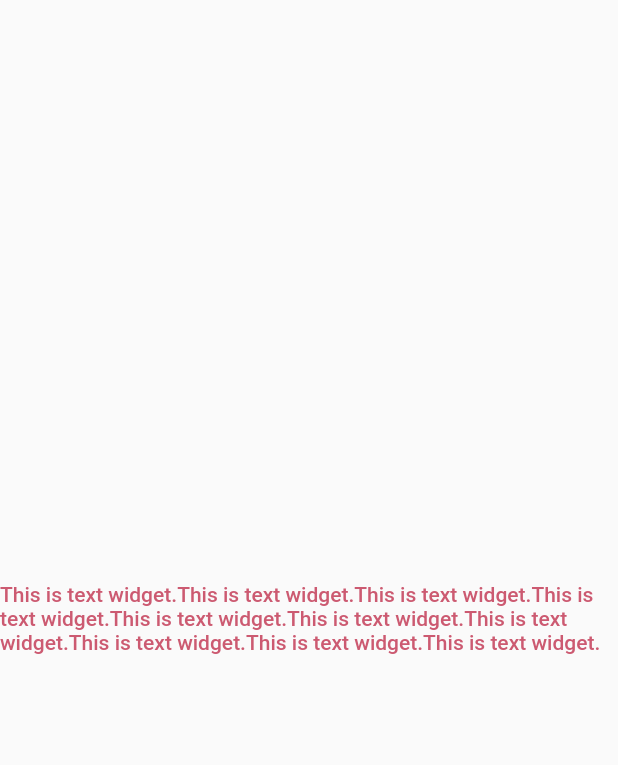
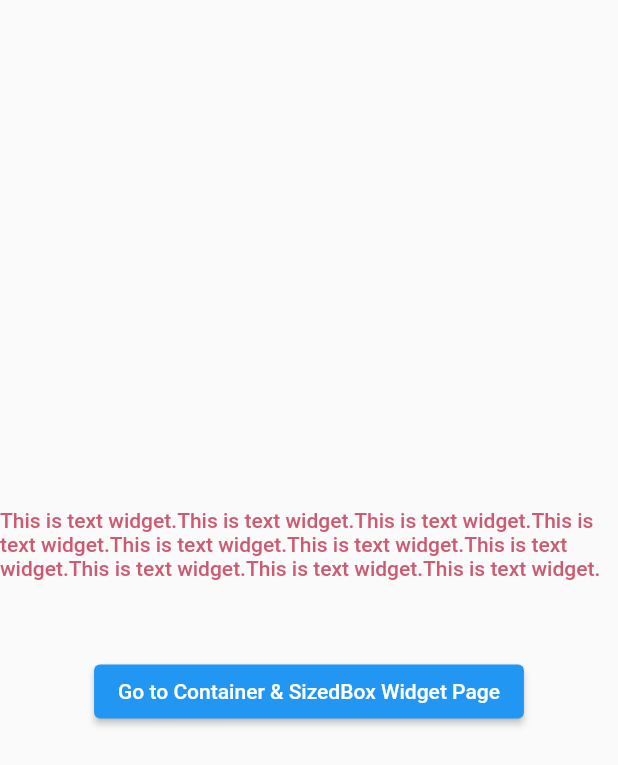
Before and after one commit to Renanuya/flutter_recheck, a Flutter app: the screen it shows after launch, on a phone screen of 412 x 824 dp. Shown: the top 765 px of the screen. Run offline on Flutter 3.47's test engine with Material 2 defaults, Android fonts, the phone set to English and light mode, and no system bars.

Commit message:
Container & SizedBox

```diff
--- a/lib/101/text_widget_recheck.dart
+++ b/lib/101/text_widget_recheck.dart
@@ -1,8 +1,15 @@
 import 'package:flutter/material.dart';
 
-class RecheckTextWidgetPage extends StatelessWidget {
+import 'container_sizedbox_widget_recheck.dart';
+
+class RecheckTextWidgetPage extends StatefulWidget {
   const RecheckTextWidgetPage({super.key});
 
+  @override
+  State<RecheckTextWidgetPage> createState() => _RecheckTextWidgetPageState();
+}
+
+class _RecheckTextWidgetPageState extends State<RecheckTextWidgetPage> {
   @override
   Widget build(BuildContext context) {
     return Scaffold(
@@ -19,6 +26,19 @@ class RecheckTextWidgetPage extends StatelessWidget {
                     color: const Color(0xffCC5A71),
                   ),
             ),
+            const SizedBox(
+              height: 50,
+            ),
+            ElevatedButton(
+              onPressed: () {
+                Navigator.push(
+                    context,
+                    MaterialPageRoute(
+                        builder: (context) =>
+                            const RecheckContainerSizedboxWidgetPages()));
+              },
+              child: const Text('Go to Container & SizedBox Widget Page'),
+            ),
           ],
         ),
       ),
```
Also changed, not shown: lib/101/container_sizedbox_widget_recheck.dart (added, +39 -0 lines), 1 other file.
